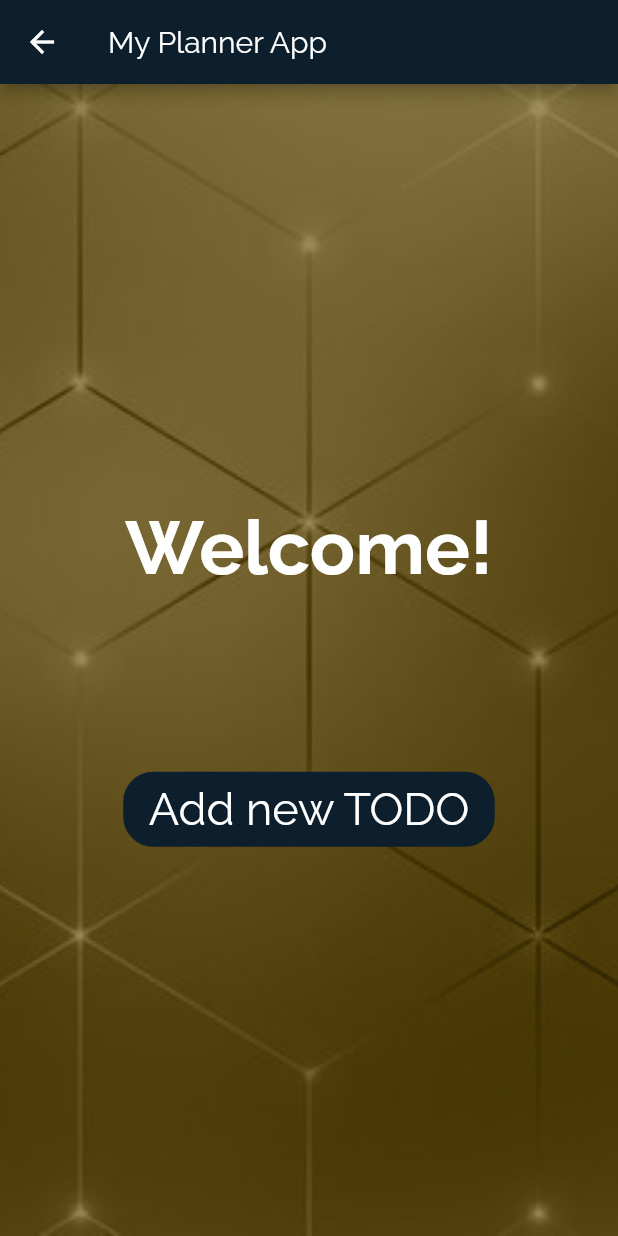
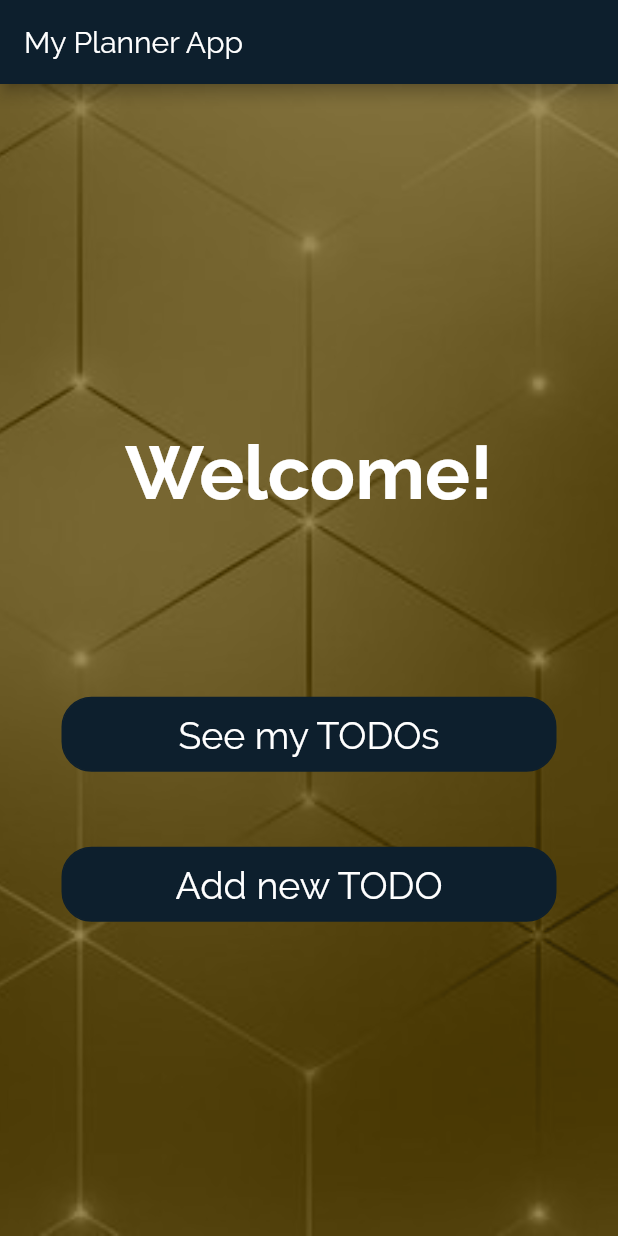
Before and after one commit to kristinaa42/TODOapp, a Flutter app: the WelcomeScreen screen opened directly, on a phone screen of 412 x 824 dp. Run offline on Flutter 3.47's test engine with Material 2 defaults, Android fonts, the phone set to English and light mode, and no system bars.

Commit message:
updated welcome screen ui

```diff
--- a/lib/main.dart
+++ b/lib/main.dart
@@ -17,9 +17,13 @@ class MyApp extends StatelessWidget {
       theme: ThemeData(
        //colorScheme: ColorScheme(brightness: Brightness.light, primary: Color.fromRGBO(119, 104, 113, 1), onPrimary: onPrimary, secondary: secondary, onSecondary: onSecondary, error: error, onError: onError, background: background, onBackground: onBackground, surface: surface, onSurface: onSurface,),
         primaryColor:const Color.fromRGBO(13, 31, 45, 1),
+
       // canvasColor: const Color.fromARGB(255, 255, 207, 250),
       ),
       home: const AuthScreen(),
+      routes: {
+        WelcomeScreen.routeName :(context) => const WelcomeScreen(),
+      },
     );
   }
 }
--- a/lib/screens/welcome_screen.dart
+++ b/lib/screens/welcome_screen.dart
@@ -1,6 +1,7 @@
 import 'package:flutter/material.dart';
 
 class WelcomeScreen extends StatelessWidget {
+  static const routeName = '/welcome';
   const WelcomeScreen({super.key});
 
   @override
@@ -25,6 +26,7 @@ class WelcomeScreen extends StatelessWidget {
             mainAxisAlignment: MainAxisAlignment.center,
 
             children: [
+
               Container(
                 padding: const EdgeInsets.all(20),
                 // decoration: BoxDecoration(
@@ -35,6 +37,19 @@ class WelcomeScreen extends StatelessWidget {
                 child:const  Text('Welcome!', style: TextStyle(fontFamily: 'Raleway', fontSize: 50, color: Colors.white, fontWeight: FontWeight.w700),),),
                 const SizedBox(height: 100,),
                 Container(
+                  width: 330,
+
+                  decoration: BoxDecoration(
+                    color: Theme.of(context).primaryColor,
+                    border: Border.all(width: 1, color: Theme.of(context).primaryColor),
+                    borderRadius:const BorderRadius.all(Radius.circular(20),),
+                  ),
+                  child: ElevatedButton(
+                    style: ElevatedButton.styleFrom(backgroundColor: Colors.transparent, foregroundColor: Colors.transparent, shadowColor: Colors.transparent, elevation: 5),
+                    onPressed: (){}, child: const Text('See my TODOs', style: TextStyle(fontFamily: 'Raleway', fontSize: 25, color: Colors.white)))),
+                const SizedBox(height: 50,)
+,                Container(
+  width: 330,
                   decoration: BoxDecoration(
                     color: Theme.of(context).primaryColor,
                     border: Border.all(width: 1, color: Theme.of(context).primaryColor),
@@ -44,7 +59,7 @@ class WelcomeScreen extends StatelessWidget {
 
                     style: ElevatedButton.styleFrom(backgroundColor: Colors.transparent, foregroundColor: Colors.transparent, shadowColor: Colors.transparent, elevation: 5),
                     onPressed: (){},
-                    child: const Text('Add new TODO', style: TextStyle(fontFamily: 'Raleway', fontSize: 30, color: Colors.white),),),
+                    child: const Text('Add new TODO', style: TextStyle(fontFamily: 'Raleway', fontSize: 25, color: Colors.white),),),
                 ),
             ],
           ),
```
Also changed, not shown: lib/screens/auth_screen.dart (+10 -2 lines).
